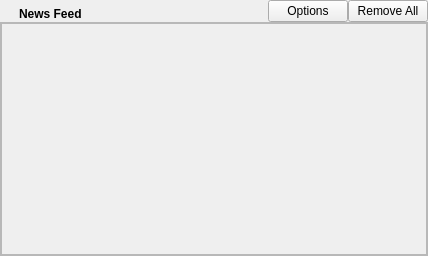
RetroShare/RetroShare, file retroshare-gui/src/gui/NewsFeed.ui: the form before one commit.
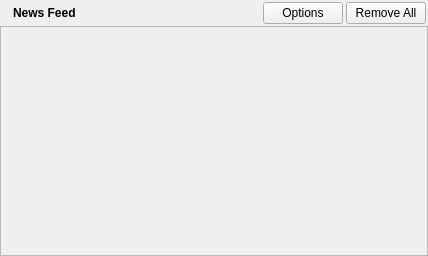
The form after the commit. Icons and pictures are not drawn.

Commit message: Added window icon for the application. All windows without a parent are now showing this icon. Tweaked standard style of the feed items.

Patch:
```diff
--- a/retroshare-gui/src/gui/NewsFeed.ui
+++ b/retroshare-gui/src/gui/NewsFeed.ui
@@ -10,32 +10,32 @@
     <height>256</height>
    </rect>
   </property>
-  <layout class="QGridLayout" name="gridLayout_2">
-   <property name="margin">
-    <number>0</number>
-   </property>
+  <layout class="QVBoxLayout" name="verticalLayout_2">
    <property name="spacing">
     <number>0</number>
    </property>
-   <item row="0" column="0">
-    <layout class="QGridLayout" name="gridLayout">
+   <property name="margin">
+    <number>0</number>
+   </property>
+   <item>
+    <layout class="QHBoxLayout" name="headerLayout">
+     <property name="spacing">
+      <number>3</number>
+     </property>
      <property name="leftMargin">
-      <number>6</number>
+      <number>3</number>
      </property>
      <property name="topMargin">
-      <number>6</number>
+      <number>2</number>
      </property>
      <property name="rightMargin">
-      <number>0</number>
+      <number>2</number>
      </property>
-     <property name="horizontalSpacing">
-      <number>6</number>
+     <property name="bottomMargin">
+      <number>2</number>
      </property>
-     <property name="verticalSpacing">
-      <number>0</number>
-     </property>
-     <item row="0" column="0">
-      <widget class="QLabel" name="label_2">
+     <item>
+      <widget class="QLabel" name="imageLabel">
        <property name="sizePolicy">
         <sizepolicy hsizetype="Preferred" vsizetype="Fixed">
          <horstretch>0</horstretch>
@@ -47,8 +47,8 @@
        </property>
       </widget>
      </item>
-     <item row="0" column="1">
-      <widget class="QLabel" name="newslabel">
+     <item>
+      <widget class="QLabel" name="newsLabel">
        <property name="sizePolicy">
         <sizepolicy hsizetype="Preferred" vsizetype="Fixed">
          <horstretch>0</horstretch>
@@ -67,16 +67,37 @@
        </property>
       </widget>
      </item>
+     <item>
+      <spacer name="horizontalSpacer">
+       <property name="orientation">
+        <enum>Qt::Horizontal</enum>
+       </property>
+       <property name="sizeHint" stdset="0">
+        <size>
+         <width>0</width>
+         <height>0</height>
+        </size>
+       </property>
+      </spacer>
+     </item>
+     <item>
+      <widget class="QPushButton" name="feedOptionsButton">
+       <property name="text">
+        <string>Options</string>
+       </property>
+      </widget>
+     </item>
+     <item>
+      <widget class="QPushButton" name="removeAllButton">
+       <property name="text">
+        <string>Remove All</string>
+       </property>
+      </widget>
+     </item>
     </layout>
    </item>
-   <item row="1" column="0" colspan="5">
+   <item>
     <widget class="QFrame" name="frame">
-     <property name="frameShape">
-      <enum>QFrame::StyledPanel</enum>
-     </property>
-     <property name="frameShadow">
-      <enum>QFrame::Raised</enum>
-     </property>
      <layout class="QGridLayout" name="gridLayout_3">
       <property name="margin">
        <number>0</number>
@@ -91,7 +112,7 @@
           <rect>
            <x>0</x>
            <y>0</y>
-           <width>424</width>
+           <width>426</width>
            <height>16</height>
           </rect>
          </property>
@@ -115,33 +136,6 @@
      </layout>
     </widget>
    </item>
-   <item row="0" column="3">
-    <widget class="QPushButton" name="removeAllButton">
-     <property name="text">
-      <string>Remove All</string>
-     </property>
-    </widget>
-   </item>
-   <item row="0" column="1">
-    <spacer name="horizontalSpacer">
-     <property name="orientation">
-      <enum>Qt::Horizontal</enum>
-     </property>
-     <property name="sizeHint" stdset="0">
-      <size>
-       <width>321</width>
-       <height>13</height>
-      </size>
-     </property>
-    </spacer>
-   </item>
-   <item row="0" column="2">
-    <widget class="QPushButton" name="feedOptionsButton">
-     <property name="text">
-      <string>Options</string>
-     </property>
-    </widget>
-   </item>
   </layout>
  </widget>
  <resources>
```
The commit also changes 3 other files.
